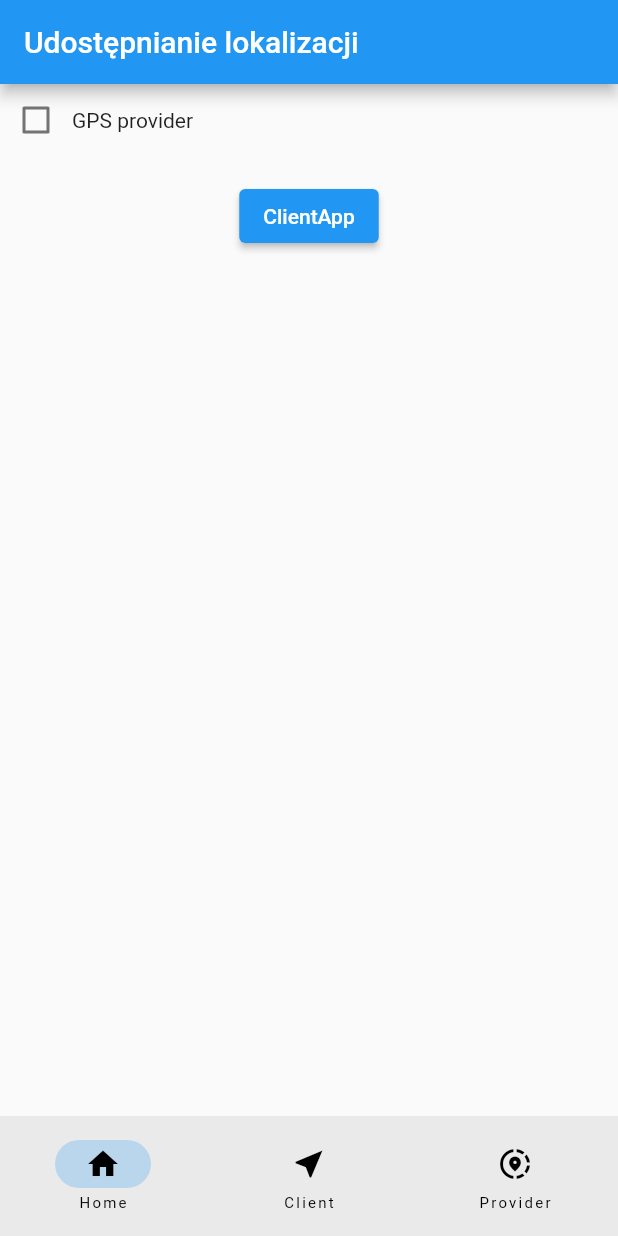
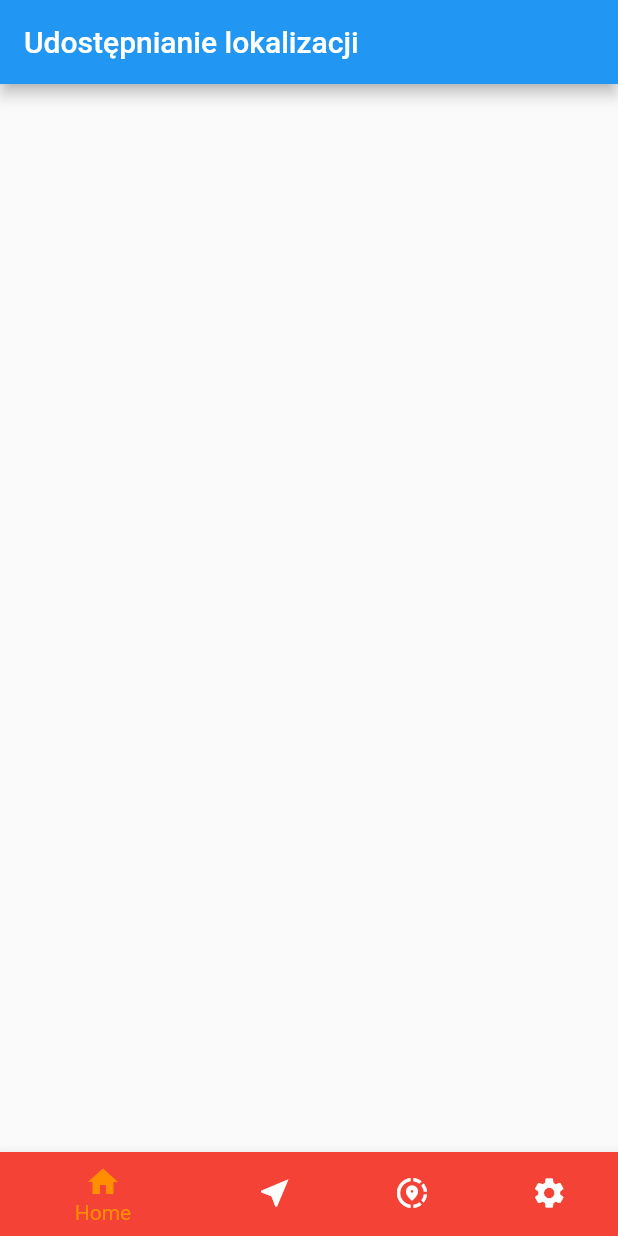
Before and after one commit to KrzysztofSwierkowski/e_tracker, a Flutter app: the screen it shows after launch, on a phone screen of 412 x 824 dp. Run offline on Flutter 3.47's test engine with Material 2 defaults, Android fonts, the phone set to English and light mode, and no system bars; our stand-ins replace google_maps_flutter, location; missing offline and left inert: mqtt_client; statements that could not run were skipped.

Commit message:
new menu

```diff
--- a/lib/HomePage.dart
+++ b/lib/HomePage.dart
@@ -1,12 +1,9 @@
 import 'dart:async';
-
 import 'package:flutter/material.dart';
-import 'package:flutter_polyline_points/flutter_polyline_points.dart';
 import 'package:google_maps_flutter/google_maps_flutter.dart';
 import 'package:location/location.dart';
 import 'package:mqtt_client/mqtt_client.dart';
 import 'package:phone_mqtt/provider_ui.dart';
-
 import 'MqttConnect.dart';
 import 'client_ui.dart';
 
@@ -75,79 +72,20 @@ class _HomePageState extends State<HomePage> {
       });
 
 
+
+
+
+
   @override
   Widget build(BuildContext context) {
     return Scaffold(
       appBar: AppBar(
         title: const Text('Udostępnianie lokalizacji'),
       ),
-      bottomNavigationBar: NavigationBar(
-        onDestinationSelected: (int index) {
-          setState(() {
-            currentPageIndex = index;
-          });
-        },
-        selectedIndex: currentPageIndex,
-        destinations: const <Widget>[
-          NavigationDestination(
-            icon: Icon(Icons.home),
-            label: 'Home',
-          ),
-          NavigationDestination(
-            icon: Icon(Icons.near_me),
-            label: 'Client',
-          ),
-          NavigationDestination(
-            selectedIcon: Icon(Icons.bookmark),
-            icon: Icon(Icons.share_location),
-            label: 'Provider',
-          ),
-        ],
-      ),
       body: Column(
         children: <Widget>[
-          Expanded(
-            child: SingleChildScrollView(
-              child: Center(
-                child: Column(
-                  mainAxisAlignment: MainAxisAlignment.center,
-                  children: <Widget>[
-                    Row(children: <Widget>[
-                      Checkbox(
-                        checkColor: Colors.redAccent,
-                        value: provider,
-                        onChanged: (bool? value) {
-                          for (int i = 0; i < 50; i++) {
-                            print('test $i');
-                          }
 
-                          //_sendMessage();
-                          setState(() {
-                            //_sendMessage();
-                            provider = value!;
-                          });
-                        },
-                      ),
-                      SelectionContainer.disabled(
-                          child: Text('GPS provider $_getMessange')),
-                    ]),
-                    Text(providerUI.getMessange),
-                    ElevatedButton(
-                      onPressed: () {
-                        getCurrentLocation();
-                        Navigator.push(
-                          context,
-                          MaterialPageRoute(
-                              builder: (context) => const ClientUi()),
-                        );
-                      },
-                      child: const Text('ClientApp'),
-                    ),
-                  ],
-                ),
-              ),
-            ),
-          ),
+
         ],
       ),
     );
--- a/lib/main.dart
+++ b/lib/main.dart
@@ -1,5 +1,5 @@
 import 'package:flutter/material.dart';
-import 'package:phone_mqtt/HomePage.dart';
+import 'package:phone_mqtt/menu.dart';
 
 void main() {
   runApp(const MyApp());
@@ -14,7 +14,7 @@ class MyApp extends StatelessWidget {
 
       theme: ThemeData(
       ),
-      home: const HomePage(),
+      home: const Menu(),
 
     );
   }
--- /dev/null
+++ b/lib/menu.dart
@@ -0,0 +1,71 @@
+import 'package:flutter/material.dart';
+import 'package:phone_mqtt/HomePage.dart';
+import 'package:phone_mqtt/client_ui.dart';
+import 'package:phone_mqtt/provider_ui.dart';
+import 'package:phone_mqtt/settings.dart';
+
+
+class Menu extends StatefulWidget {
+  const Menu({super.key});
+
+  @override
+  _MenuState createState() => _MenuState();
+}
+
+class _MenuState extends State<Menu> {
+
+  int _selectedIndex = 0;
+  static const TextStyle optionStyle =
+  TextStyle(fontSize: 30, fontWeight: FontWeight.bold);
+  static const List<Widget> _widgetOptions = <Widget>[
+    HomePage(),
+    ClientUi(),
+    Text(
+      'Provider',
+      style: optionStyle,
+    ),
+    Settings(),
+  ];
+
+  void _onItemTapped(int index) {
+    setState(() {
+      _selectedIndex = index;
+    });
+  }
+
+  @override
+  Widget build(BuildContext context) {
+    return Scaffold(
+      body: Center(
+        child: _widgetOptions.elementAt(_selectedIndex),
+      ),
+      bottomNavigationBar: BottomNavigationBar(
+        items: const <BottomNavigationBarItem>[
+          BottomNavigationBarItem(
+            icon: Icon(Icons.home),
+            label: 'Home',
+            backgroundColor: Colors.red,
+          ),
+          BottomNavigationBarItem(
+            icon: Icon(Icons.near_me),
+            label: 'Client',
+            backgroundColor: Colors.green,
+          ),
+          BottomNavigationBarItem(
+            icon: Icon(Icons.share_location),
+            label: 'Provider',
+            backgroundColor: Colors.purple,
+          ),
+          BottomNavigationBarItem(
+            icon: Icon(Icons.settings),
+            label: 'Settings',
+            backgroundColor: Colors.pink,
+          ),
+        ],
+        currentIndex: _selectedIndex,
+        selectedItemColor: Colors.amber[800],
+        onTap: _onItemTapped,
+      ),
+    );
+  }
+}
--- a/pubspec.yaml
+++ b/pubspec.yaml
@@ -41,6 +41,7 @@ dependencies:
   google_maps_flutter: ^2.2.1
   location: ^4.4.0
   flutter_polyline_points: ^1.0.0
+
 
 dev_dependencies:
   flutter_test:
```
Also changed, not shown: lib/client_ui.dart (+17 -61 lines), lib/settings.dart (added, +16 -0 lines), pubspec.lock.
